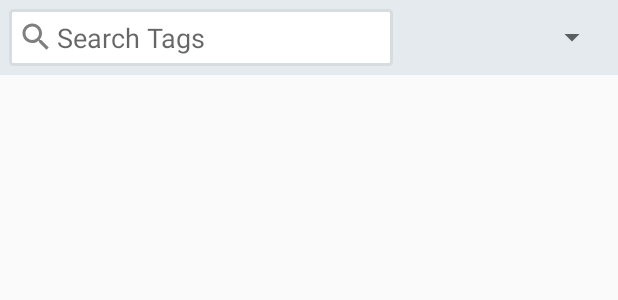
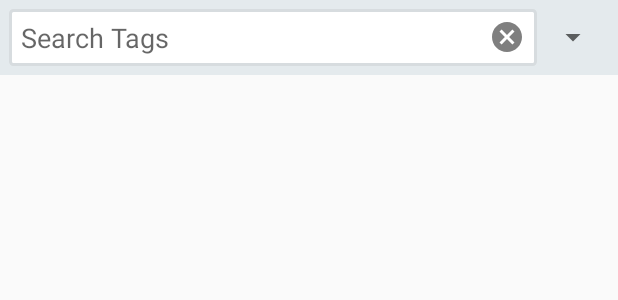
Before and after one commit to dharavp/StackOverflow-Api, an Android app: the layout fragment_tag_drawer.xml on its own in the app's theme, with its tools: preview values and no code run, on a phone screen of 412 x 824 dp. Shown: the top 300 px of the screen. Run offline under Robolectric (Android 15) with nearby library versions, the phone set to English and light mode, and no system bars.

Commit message:
cancel button in edittext in tagdrawer

```diff
--- a/app/src/main/java/com/example/dsk221/firstapidemo/fragments/UserDrawerFragment.java
+++ b/app/src/main/java/com/example/dsk221/firstapidemo/fragments/UserDrawerFragment.java
@@ -103,7 +103,6 @@ public class UserDrawerFragment extends Fragment implements FilterDialog.OnResul
         });
         return view;
     }
-
     @Override
     public void onCreateOptionsMenu(Menu menu, MenuInflater inflater) {
         inflater.inflate(R.menu.menu_search,menu);
--- a/app/src/main/java/com/example/dsk221/firstapidemo/utility/Utils.java
+++ b/app/src/main/java/com/example/dsk221/firstapidemo/utility/Utils.java
@@ -111,4 +111,5 @@ public class Utils {
     public static void showToast(Context context,String stringData){
         Toast.makeText(context,stringData,Toast.LENGTH_SHORT).show();
     }
+
 }
--- /dev/null
+++ b/app/src/main/res/drawable/ic_cancel_black.xml
@@ -0,0 +1,9 @@
+<vector xmlns:android="http://schemas.android.com/apk/res/android"
+        android:width="24dp"
+        android:height="24dp"
+        android:viewportWidth="24.0"
+        android:viewportHeight="24.0">
+    <path
+        android:fillColor="#7F7F7F"
+        android:pathData="M12,2C6.47,2 2,6.47 2,12s4.47,10 10,10 10,-4.47 10,-10S17.53,2 12,2zM17,15.59L15.59,17 12,13.41 8.41,17 7,15.59 10.59,12 7,8.41 8.41,7 12,10.59 15.59,7 17,8.41 13.41,12 17,15.59z"/>
+</vector>
--- a/app/src/main/res/drawable/ic_search_grey.xml
+++ b/app/src/main/res/drawable/ic_search_grey.xml
@@ -4,6 +4,6 @@
         android:viewportWidth="24.0"
         android:viewportHeight="24.0">
     <path
-        android:fillColor="@color/colorTagSearchEditTextHint"
+        android:fillColor="#7F7F7F"
         android:pathData="M15.5,14h-0.79l-0.28,-0.27C15.41,12.59 16,11.11 16,9.5 16,5.91 13.09,3 9.5,3S3,5.91 3,9.5 5.91,16 9.5,16c1.61,0 3.09,-0.59 4.23,-1.57l0.27,0.28v0.79l5,4.99L20.49,19l-4.99,-5zM9.5,14C7.01,14 5,11.99 5,9.5S7.01,5 9.5,5 14,7.01 14,9.5 11.99,14 9.5,14z"/>
 </vector>
--- a/app/src/main/res/layout/fragment_tag_drawer.xml
+++ b/app/src/main/res/layout/fragment_tag_drawer.xml
@@ -8,29 +8,46 @@
         android:layout_width="match_parent"
         android:layout_height="50dp"
         android:orientation="horizontal"
-        android:weightSum="2"
         android:padding="6dp"
         android:background="#E4EAED">
 
-        <EditText
+
+        <RelativeLayout
             android:layout_width="0dp"
             android:layout_height="match_parent"
-            android:id="@+id/edit_tag_search"
             android:background="@drawable/edittext_border"
-            android:layout_marginRight="5dp"
-            android:layout_gravity="center"
-            android:drawableLeft="@drawable/ic_search_grey"
-            android:drawablePadding="2dp"
-            android:paddingLeft="6dp"
-            android:textCursorDrawable="@null"
-            android:hint="@string/search_tag_edit_text_hint"
-            android:layout_weight="1.3"/>
+            android:layout_weight="1">
+
+            <EditText
+                android:layout_width="match_parent"
+                android:layout_height="wrap_content"
+                android:id="@+id/edit_tag_search"
+                android:layout_gravity="center"
+                android:background="@null"
+                android:paddingLeft="8dp"
+                android:layout_centerVertical="true"
+                android:paddingRight="8dp"
+                android:layout_toLeftOf="@+id/image_cancel"
+                android:textCursorDrawable="@null"
+                android:imeOptions="actionSearch"
+                android:hint="@string/search_tag_edit_text_hint"
+                android:inputType="text"/>
+            <ImageButton
+                android:id="@+id/image_cancel"
+                android:layout_width="wrap_content"
+                android:layout_height="wrap_content"
+                android:layout_centerVertical="true"
+                android:layout_marginRight="8dp"
+                android:layout_alignParentRight="true"
+                android:background="@drawable/ic_cancel_black" />
+
+        </RelativeLayout>
+
         <Spinner
-            android:layout_width="0dp"
-            android:layout_height="match_parent"
+            android:layout_width="wrap_content"
+            android:layout_height="wrap_content"
             android:id="@+id/spinner_tag_search"
-            android:layout_gravity="center"
-            android:layout_weight="0.7" />
+            android:layout_gravity="center"/>
     </LinearLayout>
     <ProgressBar
         android:id="@+id/progressbar"
```
Also changed, not shown: app/src/main/java/com/example/dsk221/firstapidemo/UserQuestionDrawerActivity.java (+8 -6 lines), app/src/main/java/com/example/dsk221/firstapidemo/adapters/TagAdapter.java (+6 -1 lines), app/src/main/java/com/example/dsk221/firstapidemo/fragments/TagDrawerFragment.java (+51 -7 lines), app/src/main/java/com/example/dsk221/firstapidemo/retrofit/ApiInterface.java (+5 -4 lines).
